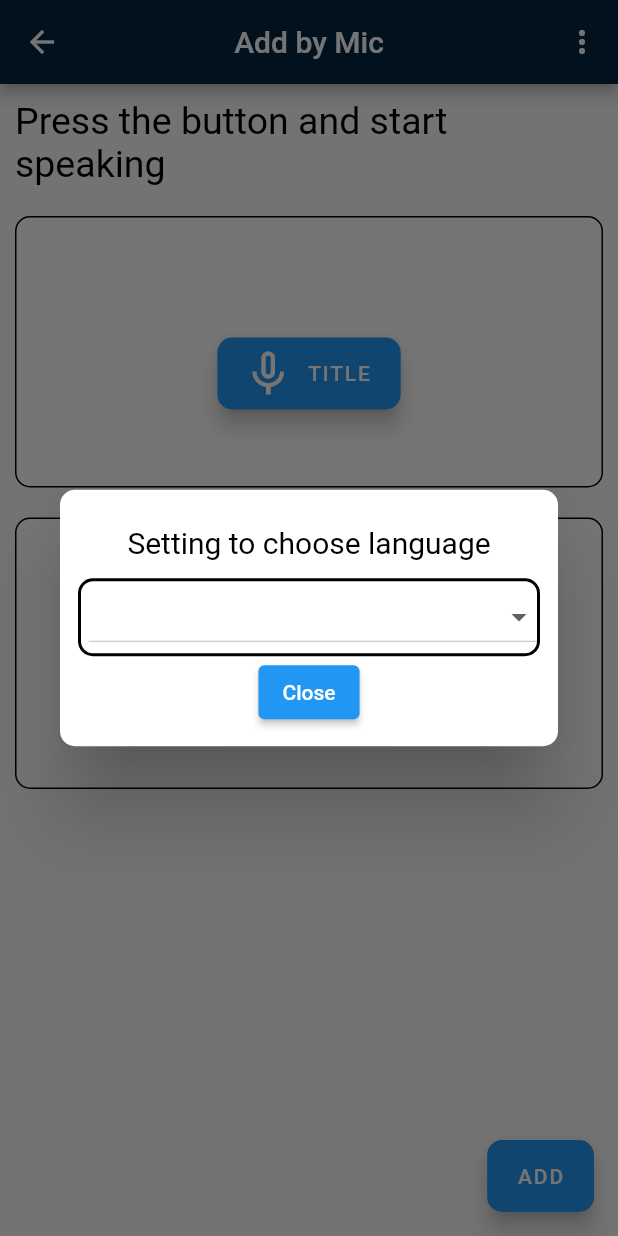
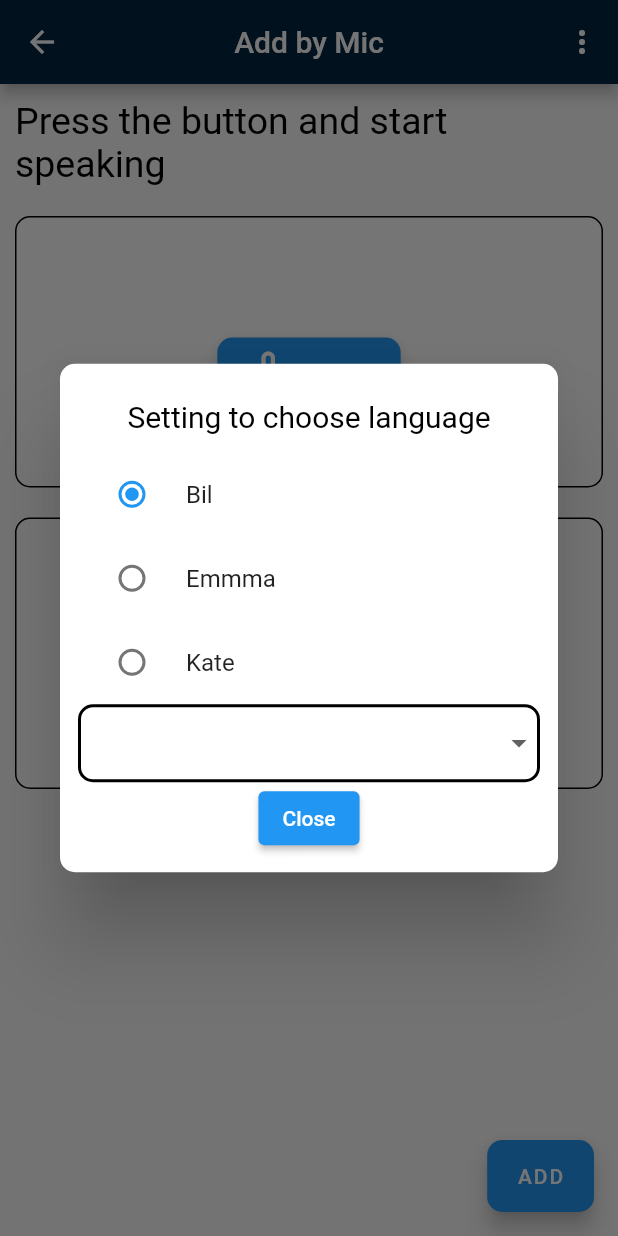
Before and after one commit to valentynkuts/memofy, a Flutter app: the MicAddTaskScreen screen opened by its route, after a tap on the "more vert" icon, on a phone screen of 412 x 824 dp. Run offline on Flutter 3.47's test engine with Material 2 defaults, Android fonts, the phone set to English and light mode, and no system bars; drawn by our look-alikes of avatar_glow; our stand-ins replace expandable_text, flutter_slidable, flutter_speed_dial, hive, hive_flutter and 1 more; missing offline and left inert: dart:ffi; accounts and stored records are empty.

```diff
--- a/lib/presentation/screens/mic_add_task/mic_add_task_screen.dart
+++ b/lib/presentation/screens/mic_add_task/mic_add_task_screen.dart
@@ -12,6 +12,7 @@ class MicAddTaskScreen extends StatefulWidget {
   static const String id = 'mic_add_task_screen';
   String info = 'Press the button and start speaking';
   SpeechApi speechApi = SpeechApi();
+
   MicAddTaskScreen({Key? key}) : super(key: key);
 
   @override
@@ -27,18 +28,19 @@ class _MicAddTaskScreenState extends State<MicAddTaskScreen> {
     'itemees5'
   ];
   String? _currentLocaleId = '';
-  String? selectedItem ;
+  String? selectedItem;
+
+  int selectedValue = 0;
 
   List<DropdownMenuItem<String>> menuItems = [
-    DropdownMenuItem(child: Text("USA--"),value: "USA"),
-    DropdownMenuItem(child: Text("Canada"),value: "Canada"),
-    DropdownMenuItem(child: Text("Brazil"),value: "Brazil"),
-    DropdownMenuItem(child: Text("England"),value: "England"),
+    DropdownMenuItem(child: Text("USA--"), value: "USA"),
+    DropdownMenuItem(child: Text("Canada"), value: "Canada"),
+    DropdownMenuItem(child: Text("Brazil"), value: "Brazil"),
+    DropdownMenuItem(child: Text("England"), value: "England"),
   ];
 
   @override
   Widget build(BuildContext context) {
-
     widget.speechApi.init(context);
 
     return Scaffold(
@@ -85,23 +87,15 @@ class _MicAddTaskScreenState extends State<MicAddTaskScreen> {
         ),
         onPressed: () {
           String title =
-              Provider
-                  .of<SpeechViewModel>(context, listen: false)
-                  .title;
+              Provider.of<SpeechViewModel>(context, listen: false).title;
           String note =
-              Provider
-                  .of<SpeechViewModel>(context, listen: false)
-                  .note;
+              Provider.of<SpeechViewModel>(context, listen: false).note;
 
           if (title.isNotEmpty) {
             Provider.of<TasksViewModel>(context, listen: false).addTask(title,
                 DateFormat('dd-MM-yyyy kk:mm').format(DateTime.now()), note);
-            Provider
-                .of<SpeechViewModel>(context, listen: false)
-                .title = '';
-            Provider
-                .of<SpeechViewModel>(context, listen: false)
-                .note = '';
+            Provider.of<SpeechViewModel>(context, listen: false).title = '';
+            Provider.of<SpeechViewModel>(context, listen: false).note = '';
 
             Navigator.pop(context);
           } else {
@@ -112,6 +106,7 @@ class _MicAddTaskScreenState extends State<MicAddTaskScreen> {
       ),
     );
   }
+
   void showErrorDialog(BuildContext context) => showDialog(
         context: context,
         builder: (BuildContext context) {
@@ -138,6 +133,8 @@ class _MicAddTaskScreenState extends State<MicAddTaskScreen> {
         context: context,
         barrierDismissible: false,
         builder: (BuildContext context) {
+          return StatefulBuilder(
+              builder: (BuildContext context, StateSetter setState) {
             return Dialog(
               shape: RoundedRectangleBorder(borderRadius: kBorderRadius),
               child: Padding(
@@ -156,6 +153,30 @@ class _MicAddTaskScreenState extends State<MicAddTaskScreen> {
                         ),
                       ),
                       SizedBox(height: 12),
+
+                      RadioListTile<int>(
+                        value: 0,
+                        groupValue: selectedValue,
+                        title: Text('Bil'),
+                        onChanged: (value) =>
+                            setState(() => this.selectedValue = value!),
+                      ),
+
+                      RadioListTile<int>(
+                        value: 1,
+                        groupValue: selectedValue,
+                        title: Text('Emmma'),
+                        onChanged: (value) =>
+                            setState(() => this.selectedValue = value!),
+                      ),
+                      RadioListTile<int>(
+                        value: 2,
+                        groupValue: selectedValue,
+                        title: Text('Kate'),
+                        onChanged: (value) =>
+                            setState(() => this.selectedValue = value!),
+                      ),
+
                       Container(
                         padding: EdgeInsets.only(
                           left: 5.0,
@@ -164,6 +185,7 @@ class _MicAddTaskScreenState extends State<MicAddTaskScreen> {
                           borderRadius: kBorderRadius,
                           border: Border.all(color: Colors.black, width: 2),
                         ),
+                        //--------------------------------
                         // child: DropdownButton(
                         //   value: _currentLocaleId,
                         //   isExpanded: true,
@@ -190,25 +212,51 @@ class _MicAddTaskScreenState extends State<MicAddTaskScreen> {
                         //   items: items.map(menuItem1).toList(),
                         //   onChanged: (item) => setState(() => this.selectedItem = item),
                         // ),
-
+                        //--------
                         // child: DropdownButton<String>(
                         //   value: selectedItem,
                         //   isExpanded: true,
                         //   items: Provider.of<SpeechViewModel>(context, listen: false).getLocaleNames().map(menuItem).toList(),
                         //   onChanged: (item) => setState(() => this.selectedItem = item),
                         // ),
+                        //--------
+
+                        child: DropdownButtonHideUnderline(
                           child: DropdownButton<String>(
                             //value: Provider.of<SpeechViewModel>(context, listen: false).getLocatedId(),//selectedItem,
                             value: selectedItem,
                             isExpanded: true,
                             items: menuItems,
-                        onChanged: (value) => setState(() => this.selectedItem = value),
+                            onChanged: (value) =>
+                                setState(() => this.selectedItem = value),
                             //onChanged: (item) => Provider.of<SpeechViewModel>(context, listen: false).setLocatedId(item!),
                           ),
-
-
                         ),
 
+                        //----------------------------------
+                        /* child: ListView(
+                        padding: EdgeInsets.symmetric(vertical: 10),
+                        children: [
+                          RadioListTile<int>(
+                              value: 1,
+                              groupValue: selectedValue,
+                              title: Text('Emmma'),
+                              onChanged: (value) => setState(() => this.selectedValue = 1),
+                          ),
+                        ],
+
+                      ),*/
+                        //-----------
+                        /*child:
+                          RadioListTile<int>(
+                            value: 1,
+                            groupValue: selectedValue,
+                            title: Text('Emmma'),
+                            onChanged: (value) => setState(() => this.selectedValue = 1),
+                          ),*/
+
+                        //-----------------
+                      ),
 
                       //------------------
                       ElevatedButton(
@@ -218,6 +266,7 @@ class _MicAddTaskScreenState extends State<MicAddTaskScreen> {
                     ]),
               ),
             );
+          });
         },
       );
 
--- a/lib/speech_api/speech_api.dart
+++ b/lib/speech_api/speech_api.dart
@@ -58,7 +58,8 @@ class SpeechApi {
 
       _speech.listen(
           onResult: (value) => onResult(value.recognizedWords),
-          localeId:"en_GB");  //  "pl_PL","uk_UA", "en_US", "ru_RU", "de_DE"
+          );  //  "pl_PL","uk_UA", "en_US", "ru_RU", "de_DE"
+          //localeId:"en_GB");  //  "pl_PL","uk_UA", "en_US", "ru_RU", "de_DE"
     }
 
     return isAvailable;
```
Lines whose indentation alone changed are shown as unchanged.
